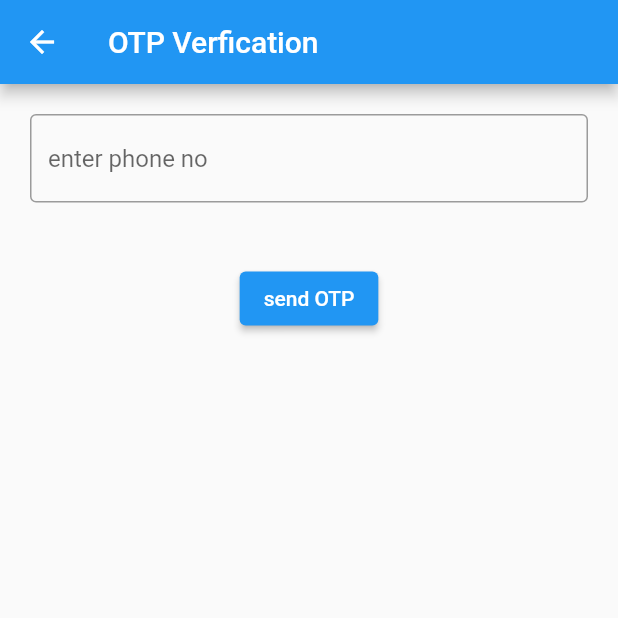
After one commit to sunil-singh-chaudhary/futter_firebase_emailLogin, a Flutter app: the HomeScreen screen opened directly, after a tap on the "phone android" icon, on a phone screen of 412 x 824 dp, the top half of it. The commit adds this screen. Run offline on Flutter 3.47's test engine with Material 2 defaults, Android fonts, the phone set to English and light mode, and no system bars; our stand-ins replace cloud_firestore, firebase_auth, firebase_core, flutter_bloc, flutter_otp_text_field, flutter_secure_storage and 4 more; accounts and stored records are empty.

Commit message:
added phone no authenticaton feature to login in a

```diff
--- a/lib/mainScreen/HomeScreen.dart
+++ b/lib/mainScreen/HomeScreen.dart
@@ -7,6 +7,8 @@ import 'package:firebase_first_demo/utils/DialogUtils.dart';
 import 'package:flutter/material.dart';
 import 'package:flutter/src/widgets/framework.dart';
 import 'package:flutter_bloc/flutter_bloc.dart';
+
+import 'SignUpUsingPHoneNumber.dart';
 
 class HomeScreen extends StatefulWidget {
   const HomeScreen({super.key});
@@ -26,8 +28,17 @@ class _HomeScreenState extends State<HomeScreen> {
     //using flutte_bloc object access created on app start
     return Scaffold(
       appBar: AppBar(
-        title: Text(' Live Firebase Data'),
+        title: Text('Live Firebase Data'),
         actions: [
+          IconButton(
+              onPressed: () {
+                Navigator.push(
+                    context,
+                    MaterialPageRoute(
+                      builder: (context) => SignUpUsingPHoneNumber(),
+                    ));
+              },
+              icon: Icon(Icons.phone_android)),
           IconButton(
             onPressed: () {
               nauth.signOut();
--- /dev/null
+++ b/lib/mainScreen/SignUpUsingPHoneNumber.dart
@@ -0,0 +1,56 @@
+import 'package:firebase_first_demo/register_feature/core/Auth.dart';
+import 'package:flutter/material.dart';
+import 'package:flutter/src/widgets/framework.dart';
+import 'package:flutter/src/widgets/placeholder.dart';
+import 'package:flutter_bloc/flutter_bloc.dart';
+
+import 'OTPScreen.dart';
+
+class SignUpUsingPHoneNumber extends StatefulWidget {
+  const SignUpUsingPHoneNumber({super.key});
+
+  @override
+  State<SignUpUsingPHoneNumber> createState() => _SignUpUsingPHoneNumberState();
+}
+
+class _SignUpUsingPHoneNumberState extends State<SignUpUsingPHoneNumber> {
+  TextEditingController phone_controller = TextEditingController();
+  @override
+  Widget build(BuildContext context) {
+    return SafeArea(
+      child: Scaffold(
+        appBar: AppBar(
+          title: Text('OTP Verfication'),
+        ),
+        body: Column(
+          children: [
+            Container(
+              margin: const EdgeInsets.symmetric(horizontal: 20, vertical: 20),
+              child: TextFormField(
+                controller: phone_controller,
+                keyboardType: TextInputType.number,
+                decoration: const InputDecoration(
+                    border: OutlineInputBorder(), hintText: 'enter phone no'),
+              ),
+            ),
+            Container(
+              margin: const EdgeInsets.all(20),
+              child: ElevatedButton(
+                  onPressed: () {
+                    context
+                        .read<Auth>()
+                        .loginUsingPhonenumber(phone_controller.text.trim());
+                    Navigator.push(
+                        context,
+                        MaterialPageRoute(
+                          builder: (context) => OTPScreen(),
+                        ));
+                  },
+                  child: const Text('send OTP')),
+            )
+          ],
+        ),
+      ),
+    );
+  }
+}
--- a/lib/register_feature/core/login_auth.dart
+++ b/lib/register_feature/core/login_auth.dart
@@ -1,3 +1,4 @@
+import 'package:firebase_core/firebase_core.dart';
 import 'package:firebase_first_demo/register_feature/core/showSnackbar.dart';
 import 'package:flutter/material.dart';
 import 'package:shared_preferences/shared_preferences.dart';
--- a/pubspec.yaml
+++ b/pubspec.yaml
@@ -35,6 +35,7 @@ dependencies:
   flutter:
     sdk: flutter
   flutter_bloc: ^8.1.2
+  flutter_otp_text_field: ^1.1.1
   flutter_secure_storage: ^8.0.0
   fpdart: ^0.5.0
   google_sign_in: ^6.0.2
```
Also changed, not shown: lib/mainScreen/OTPScreen.dart (added, +43 -0 lines), lib/register_feature/core/Auth.dart (+37 -5 lines), pubspec.lock, 2 other files.
